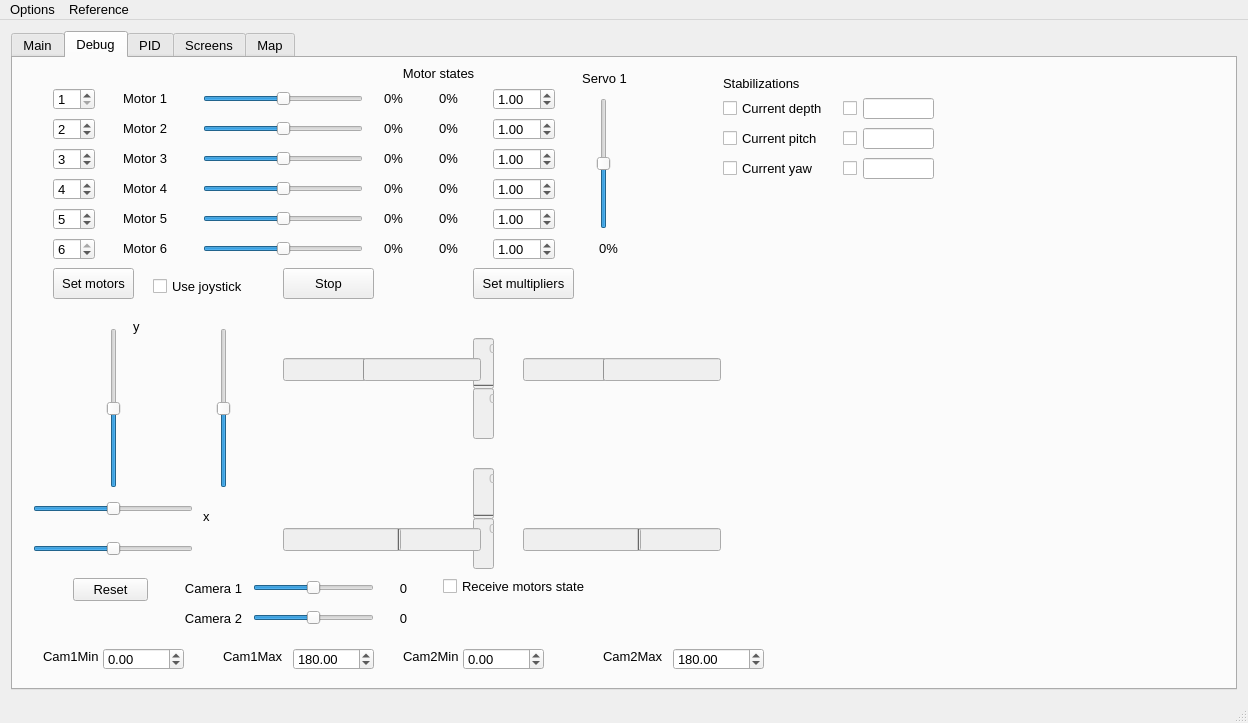
This is mainwindow.ui in robocenter-rov/remote-control as Qt 5 draws it before an edit. The edited form follows.
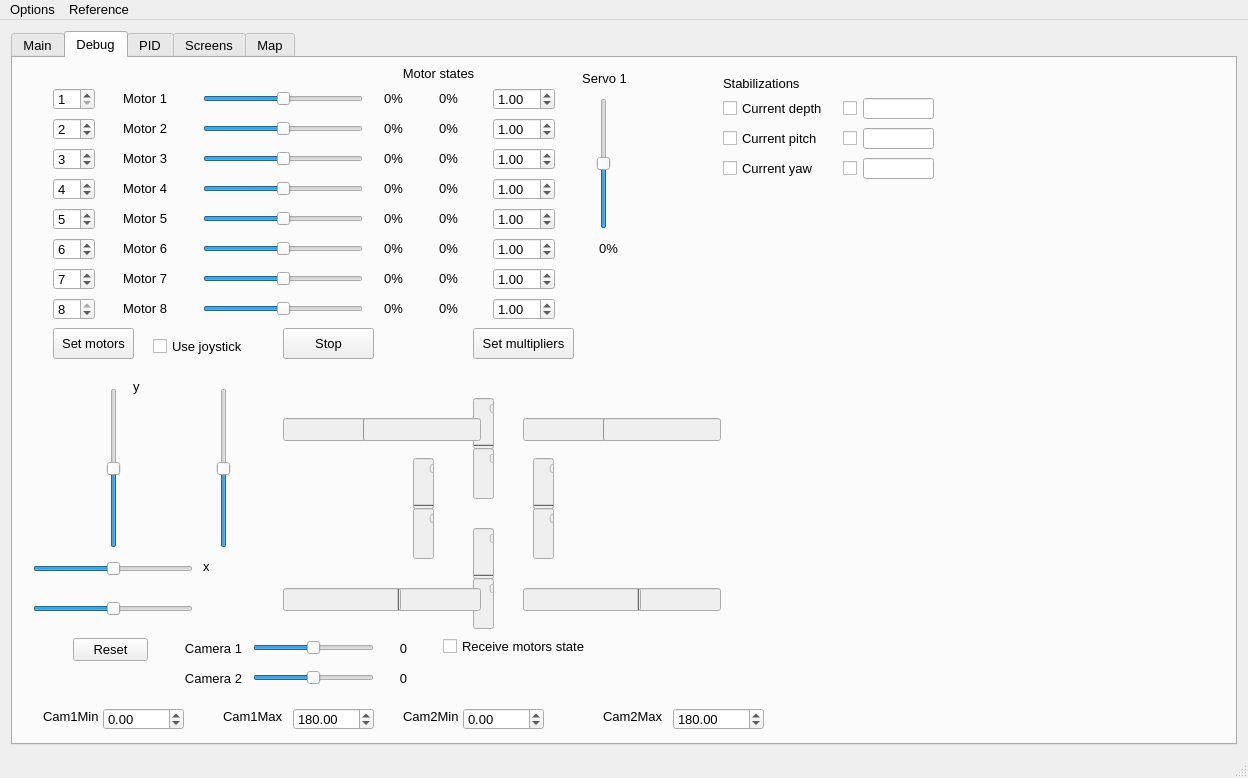
This is the edited form. The open tabs and pages were chosen to show the change. Custom widgets are drawn as their Qt base class.

Commit message: Change count of motors to 8

```diff
--- a/mainwindow.ui
+++ b/mainwindow.ui
@@ -10,7 +10,7 @@
     <x>0</x>
     <y>0</y>
     <width>1248</width>
-    <height>723</height>
+    <height>778</height>
    </rect>
   </property>
   <property name="minimumSize">
@@ -980,7 +980,7 @@
         <property name="geometry">
          <rect>
           <x>270</x>
-          <y>210</y>
+          <y>270</y>
           <width>91</width>
           <height>31</height>
          </rect>
@@ -993,7 +993,7 @@
         <property name="geometry">
          <rect>
           <x>170</x>
-          <y>520</y>
+          <y>580</y>
           <width>61</width>
           <height>21</height>
          </rect>
@@ -1009,7 +1009,7 @@
         <property name="geometry">
          <rect>
           <x>170</x>
-          <y>550</y>
+          <y>610</y>
           <width>61</width>
           <height>21</height>
          </rect>
@@ -1025,7 +1025,7 @@
         <property name="geometry">
          <rect>
           <x>240</x>
-          <y>520</y>
+          <y>580</y>
           <width>121</width>
           <height>20</height>
          </rect>
@@ -1050,7 +1050,7 @@
         <property name="geometry">
          <rect>
           <x>240</x>
-          <y>550</y>
+          <y>610</y>
           <width>121</width>
           <height>20</height>
          </rect>
@@ -1075,7 +1075,7 @@
         <property name="geometry">
          <rect>
           <x>370</x>
-          <y>520</y>
+          <y>580</y>
           <width>41</width>
           <height>21</height>
          </rect>
@@ -1091,7 +1091,7 @@
         <property name="geometry">
          <rect>
           <x>370</x>
-          <y>550</y>
+          <y>610</y>
           <width>41</width>
           <height>21</height>
          </rect>
@@ -1107,7 +1107,7 @@
         <property name="geometry">
          <rect>
           <x>40</x>
-          <y>210</y>
+          <y>270</y>
           <width>81</width>
           <height>31</height>
          </rect>
@@ -1227,7 +1227,7 @@
          <number>1</number>
         </property>
         <property name="maximum">
-         <number>6</number>
+         <number>8</number>
         </property>
         <property name="value">
          <number>6</number>
@@ -1406,7 +1406,7 @@
         <property name="geometry">
          <rect>
           <x>460</x>
-          <y>210</y>
+          <y>270</y>
           <width>101</width>
           <height>31</height>
          </rect>
@@ -1585,7 +1585,7 @@
         <property name="geometry">
          <rect>
           <x>270</x>
-          <y>300</y>
+          <y>360</y>
           <width>118</width>
           <height>23</height>
          </rect>
@@ -1607,7 +1607,7 @@
         <property name="geometry">
          <rect>
           <x>460</x>
-          <y>280</y>
+          <y>340</y>
           <width>21</width>
           <height>51</height>
          </rect>
@@ -1623,7 +1623,7 @@
         <property name="geometry">
          <rect>
           <x>430</x>
-          <y>520</y>
+          <y>580</y>
           <width>151</width>
           <height>17</height>
          </rect>
@@ -1639,7 +1639,7 @@
         <property name="geometry">
          <rect>
           <x>460</x>
-          <y>330</y>
+          <y>390</y>
           <width>21</width>
           <height>51</height>
          </rect>
@@ -1661,7 +1661,7 @@
         <property name="geometry">
          <rect>
           <x>460</x>
-          <y>410</y>
+          <y>470</y>
           <width>21</width>
           <height>51</height>
          </rect>
@@ -1680,7 +1680,7 @@
         <property name="geometry">
          <rect>
           <x>460</x>
-          <y>460</y>
+          <y>520</y>
           <width>21</width>
           <height>51</height>
          </rect>
@@ -1702,7 +1702,7 @@
         <property name="geometry">
          <rect>
           <x>350</x>
-          <y>300</y>
+          <y>360</y>
           <width>118</width>
           <height>23</height>
          </rect>
@@ -1724,7 +1724,7 @@
         <property name="geometry">
          <rect>
           <x>510</x>
-          <y>300</y>
+          <y>360</y>
           <width>118</width>
           <height>23</height>
          </rect>
@@ -1746,7 +1746,7 @@
         <property name="geometry">
          <rect>
           <x>590</x>
-          <y>300</y>
+          <y>360</y>
           <width>118</width>
           <height>23</height>
          </rect>
@@ -1768,7 +1768,7 @@
         <property name="geometry">
          <rect>
           <x>350</x>
-          <y>470</y>
+          <y>530</y>
           <width>118</width>
           <height>23</height>
          </rect>
@@ -1790,7 +1790,7 @@
         <property name="geometry">
          <rect>
           <x>270</x>
-          <y>470</y>
+          <y>530</y>
           <width>118</width>
           <height>23</height>
          </rect>
@@ -1812,7 +1812,7 @@
         <property name="geometry">
          <rect>
           <x>590</x>
-          <y>470</y>
+          <y>530</y>
           <width>118</width>
           <height>23</height>
          </rect>
@@ -1834,7 +1834,7 @@
         <property name="geometry">
          <rect>
           <x>510</x>
-          <y>470</y>
+          <y>530</y>
           <width>118</width>
           <height>23</height>
          </rect>
@@ -1853,7 +1853,7 @@
         <property name="geometry">
          <rect>
           <x>20</x>
-          <y>440</y>
+          <y>500</y>
           <width>160</width>
           <height>22</height>
          </rect>
@@ -1872,7 +1872,7 @@
         <property name="geometry">
          <rect>
           <x>90</x>
-          <y>270</y>
+          <y>330</y>
           <width>22</width>
           <height>160</height>
          </rect>
@@ -1891,7 +1891,7 @@
         <property name="geometry">
          <rect>
           <x>190</x>
-          <y>450</y>
+          <y>500</y>
           <width>21</width>
           <height>16</height>
          </rect>
@@ -1904,7 +1904,7 @@
         <property name="geometry">
          <rect>
           <x>120</x>
-          <y>260</y>
+          <y>320</y>
           <width>21</width>
           <height>16</height>
          </rect>
@@ -1917,7 +1917,7 @@
         <property name="geometry">
          <rect>
           <x>60</x>
-          <y>520</y>
+          <y>580</y>
           <width>75</width>
           <height>23</height>
          </rect>
@@ -1930,7 +1930,7 @@
         <property name="geometry">
          <rect>
           <x>20</x>
-          <y>480</y>
+          <y>540</y>
           <width>160</width>
           <height>22</height>
          </rect>
@@ -1949,7 +1949,7 @@
         <property name="geometry">
          <rect>
           <x>200</x>
-          <y>270</y>
+          <y>330</y>
           <width>22</width>
           <height>160</height>
          </rect>
@@ -1968,7 +1968,7 @@
         <property name="geometry">
          <rect>
           <x>140</x>
-          <y>220</y>
+          <y>280</y>
           <width>101</width>
           <height>17</height>
          </rect>
@@ -2141,7 +2141,7 @@
         <property name="geometry">
          <rect>
           <x>30</x>
-          <y>590</y>
+          <y>650</y>
           <width>61</width>
           <height>16</height>
          </rect>
@@ -2154,7 +2154,7 @@
         <property name="geometry">
          <rect>
           <x>210</x>
-          <y>590</y>
+          <y>650</y>
           <width>61</width>
           <height>16</height>
          </rect>
@@ -2167,7 +2167,7 @@
         <property name="geometry">
          <rect>
           <x>390</x>
-          <y>590</y>
+          <y>650</y>
           <width>61</width>
           <height>16</height>
          </rect>
@@ -2180,7 +2180,7 @@
         <property name="geometry">
          <rect>
           <x>590</x>
-          <y>590</y>
+          <y>650</y>
           <width>61</width>
           <height>16</height>
          </rect>
@@ -2193,7 +2193,7 @@
         <property name="geometry">
          <rect>
           <x>90</x>
-          <y>590</y>
+          <y>650</y>
           <width>81</width>
           <height>22</height>
          </rect>
@@ -2212,7 +2212,7 @@
         <property name="geometry">
          <rect>
           <x>280</x>
-          <y>590</y>
+          <y>650</y>
           <width>81</width>
           <height>22</height>
          </rect>
@@ -2231,7 +2231,7 @@
         <property name="geometry">
          <rect>
           <x>450</x>
-          <y>590</y>
+          <y>650</y>
           <width>81</width>
           <height>22</height>
          </rect>
@@ -2250,7 +2250,7 @@
         <property name="geometry">
          <rect>
           <x>660</x>
-          <y>590</y>
+          <y>650</y>
           <width>91</width>
           <height>22</height>
          </rect>
@@ -2265,6 +2265,322 @@
          <double>180.000000000000000</double>
         </property>
        </widget>
+       <widget class="QProgressBar" name="m6LoadNegativeProgressBar">
+        <property name="enabled">
+         <bool>false</bool>
+        </property>
+        <property name="geometry">
+         <rect>
+          <x>400</x>
+          <y>450</y>
+          <width>21</width>
+          <height>51</height>
+         </rect>
+        </property>
+        <property name="value">
+         <number>0</number>
+        </property>
+        <property name="orientation">
+         <enum>Qt::Vertical</enum>
+        </property>
+        <property name="invertedAppearance">
+         <bool>true</bool>
+        </property>
+       </widget>
+       <widget class="QProgressBar" name="m6LoadPositiveProgressBar">
+        <property name="enabled">
+         <bool>false</bool>
+        </property>
+        <property name="geometry">
+         <rect>
+          <x>400</x>
+          <y>400</y>
+          <width>21</width>
+          <height>51</height>
+         </rect>
+        </property>
+        <property name="value">
+         <number>0</number>
+        </property>
+        <property name="orientation">
+         <enum>Qt::Vertical</enum>
+        </property>
+       </widget>
+       <widget class="QProgressBar" name="m7LoadNegativeProgressBar">
+        <property name="enabled">
+         <bool>false</bool>
+        </property>
+        <property name="geometry">
+         <rect>
+          <x>520</x>
+          <y>450</y>
+          <width>21</width>
+          <height>51</height>
+         </rect>
+        </property>
+        <property name="value">
+         <number>0</number>
+        </property>
+        <property name="orientation">
+         <enum>Qt::Vertical</enum>
+        </property>
+        <property name="invertedAppearance">
+         <bool>true</bool>
+        </property>
+       </widget>
+       <widget class="QProgressBar" name="m7LoadPositiveProgressBar">
+        <property name="enabled">
+         <bool>false</bool>
+        </property>
+        <property name="geometry">
+         <rect>
+          <x>520</x>
+          <y>400</y>
+          <width>21</width>
+          <height>51</height>
+         </rect>
+        </property>
+        <property name="value">
+         <number>0</number>
+        </property>
+        <property name="orientation">
+         <enum>Qt::Vertical</enum>
+        </property>
+       </widget>
+       <widget class="QSpinBox" name="motorIdxSpinBox_7">
+        <property name="geometry">
+         <rect>
+          <x>40</x>
+          <y>210</y>
+          <width>42</width>
+          <height>22</height>
+         </rect>
+        </property>
+        <property name="minimum">
+         <number>1</number>
+        </property>
+        <property name="maximum">
+         <number>8</number>
+        </property>
+        <property name="value">
+         <number>7</number>
+        </property>
+       </widget>
+       <widget class="QLabel" name="motor7valueLabel">
+        <property name="geometry">
+         <rect>
+          <x>360</x>
+          <y>210</y>
+          <width>41</width>
+          <height>21</height>
+         </rect>
+        </property>
+        <property name="text">
+         <string>0%</string>
+        </property>
+        <property name="alignment">
+         <set>Qt::AlignCenter</set>
+        </property>
+       </widget>
+       <widget class="QLabel" name="motor6Label_4">
+        <property name="geometry">
+         <rect>
+          <x>110</x>
+          <y>210</y>
+          <width>81</width>
+          <height>21</height>
+         </rect>
+        </property>
+        <property name="text">
+         <string>Motor 7</string>
+        </property>
+       </widget>
+       <widget class="QSlider" name="motor7Slider">
+        <property name="geometry">
+         <rect>
+          <x>190</x>
+          <y>210</y>
+          <width>160</width>
+          <height>22</height>
+         </rect>
+        </property>
+        <property name="minimum">
+         <number>-127</number>
+        </property>
+        <property name="maximum">
+         <number>127</number>
+        </property>
+        <property name="singleStep">
+         <number>1</number>
+        </property>
+        <property name="pageStep">
+         <number>0</number>
+        </property>
+        <property name="value">
+         <number>0</number>
+        </property>
+        <property name="orientation">
+         <enum>Qt::Horizontal</enum>
+        </property>
+       </widget>
+       <widget class="QDoubleSpinBox" name="m7MultSpinBox">
+        <property name="geometry">
+         <rect>
+          <x>480</x>
+          <y>210</y>
+          <width>62</width>
+          <height>22</height>
+         </rect>
+        </property>
+        <property name="decimals">
+         <number>2</number>
+        </property>
+        <property name="minimum">
+         <double>-100.000000000000000</double>
+        </property>
+        <property name="maximum">
+         <double>100.000000000000000</double>
+        </property>
+        <property name="singleStep">
+         <double>0.100000000000000</double>
+        </property>
+        <property name="value">
+         <double>1.000000000000000</double>
+        </property>
+       </widget>
+       <widget class="QLabel" name="m7curLabel">
+        <property name="geometry">
+         <rect>
+          <x>400</x>
+          <y>210</y>
+          <width>71</width>
+          <height>21</height>
+         </rect>
+        </property>
+        <property name="text">
+         <string>0%</string>
+        </property>
+        <property name="alignment">
+         <set>Qt::AlignCenter</set>
+        </property>
+       </widget>
+       <widget class="QLabel" name="motor8valueLabel">
+        <property name="geometry">
+         <rect>
+          <x>360</x>
+          <y>240</y>
+          <width>41</width>
+          <height>21</height>
+         </rect>
+        </property>
+        <property name="text">
+         <string>0%</string>
+        </property>
+        <property name="alignment">
+         <set>Qt::AlignCenter</set>
+        </property>
+       </widget>
+       <widget class="QSpinBox" name="motorIdxSpinBox_8">
+        <property name="geometry">
+         <rect>
+          <x>40</x>
+          <y>240</y>
+          <width>42</width>
+          <height>22</height>
+         </rect>
+        </property>
+        <property name="minimum">
+         <number>1</number>
+        </property>
+        <property name="maximum">
+         <number>8</number>
+        </property>
+        <property name="value">
+         <number>8</number>
+        </property>
+       </widget>
+       <widget class="QLabel" name="motor6Label_5">
+        <property name="geometry">
+         <rect>
+          <x>110</x>
+          <y>240</y>
+          <width>81</width>
+          <height>21</height>
+         </rect>
+        </property>
+        <property name="text">
+         <string>Motor 8</string>
+        </property>
+       </widget>
+       <widget class="QSlider" name="motor8Slider">
+        <property name="geometry">
+         <rect>
+          <x>190</x>
+          <y>240</y>
+          <width>160</width>
+          <height>22</height>
+         </rect>
+        </property>
+        <property name="minimum">
+         <number>-127</number>
+        </property>
+        <property name="maximum">
+         <number>127</number>
+        </property>
+        <property name="singleStep">
+         <number>1</number>
+        </property>
+        <property name="pageStep">
+         <number>0</number>
+        </property>
+        <property name="value">
+         <number>0</number>
+        </property>
+        <property name="orientation">
+         <enum>Qt::Horizontal</enum>
+        </property>
+       </widget>
+       <widget class="QLabel" name="m8curLabel">
+        <property name="geometry">
+         <rect>
+          <x>400</x>
+          <y>240</y>
+          <width>71</width>
+          <height>21</height>
+         </rect>
+        </property>
+        <property name="text">
+         <string>0%</string>
+        </property>
+        <property name="alignment">
+         <set>Qt::AlignCenter</set>
+        </property>
+       </widget>
+       <widget class="QDoubleSpinBox" name="m8MultSpinBox">
+        <property name="geometry">
+         <rect>
+          <x>480</x>
+          <y>240</y>
+          <width>62</width>
+          <height>22</height>
+         </rect>
+        </property>
+        <property name="decimals">
+         <number>2</number>
+        </property>
+        <property name="minimum">
+         <double>-100.000000000000000</double>
+        </property>
+        <property name="maximum">
+         <double>100.000000000000000</double>
+        </property>
+        <property name="singleStep">
+         <double>0.100000000000000</double>
+        </property>
+        <property name="value">
+         <double>1.000000000000000</double>
+        </property>
+       </widget>
       </widget>
       <widget class="QWidget" name="pidTab">
        <attribute name="title">
```
Left out of the diff: 12 changed lines with no effect on the pictures. The commit also changes 2 other files.
